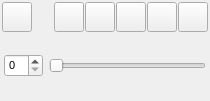
Before: the Qt Designer form branches/nugui/src/gui/trajectory.ui in trisyoungs/aten, drawn with Qt 5.
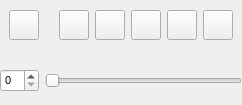
After: the same form once the commit is applied. Icons and pictures are not drawn.

Commit message: More tweaks to TrajectoryWidget and menu. Made TCustomDialog::performStateChange() public to allow setting of widget properties, and added more StateChange actions. Partial saving of trajectory movie implemented.

```diff
--- a/branches/nugui/src/gui/trajectory.ui
+++ b/branches/nugui/src/gui/trajectory.ui
@@ -6,8 +6,8 @@
    <rect>
     <x>0</x>
     <y>0</y>
-    <width>210</width>
-    <height>101</height>
+    <width>242</width>
+    <height>105</height>
    </rect>
   </property>
   <property name="sizePolicy">
@@ -37,20 +37,17 @@
      <verstretch>0</verstretch>
     </sizepolicy>
    </property>
+   <layout class="QVBoxLayout" name="verticalLayout">
+    <property name="margin">
+     <number>0</number>
+    </property>
+    <item>
+     <layout class="QVBoxLayout" name="VerticalLayout">
+      <item>
+       <layout class="QHBoxLayout" name="HorizontalLayout">
+        <item>
+         <widget class="QWidget" name="ControlsWidget" native="true">
    <layout class="QHBoxLayout" name="horizontalLayout_2">
-    <property name="spacing">
-     <number>1</number>
-    </property>
-    <property name="margin">
-     <number>2</number>
-    </property>
-    <item>
-     <layout class="QVBoxLayout" name="MainLayout">
-      <item>
-       <layout class="QHBoxLayout" name="ButtonLayout">
-        <property name="spacing">
-         <number>1</number>
-        </property>
         <item>
          <widget class="QToolButton" name="TrajectorySwitchButton">
           <property name="minimumSize">
@@ -90,8 +87,8 @@
           </property>
           <property name="sizeHint" stdset="0">
            <size>
-            <width>10</width>
-            <height>20</height>
+               <width>13</width>
+               <height>17</height>
            </size>
           </property>
          </spacer>
@@ -245,12 +242,15 @@
          </widget>
         </item>
        </layout>
+         </widget>
+        </item>
+       </layout>
       </item>
       <item>
        <widget class="QWidget" name="FrameSelectWidget" native="true">
         <layout class="QHBoxLayout" name="horizontalLayout">
          <property name="margin">
-          <number>2</number>
+          <number>0</number>
          </property>
          <item>
           <widget class="QSpinBox" name="TrajectoryFrameSpin"/>
```
Lines whose indentation alone changed are shown as unchanged. The commit also changes 15 other files.
